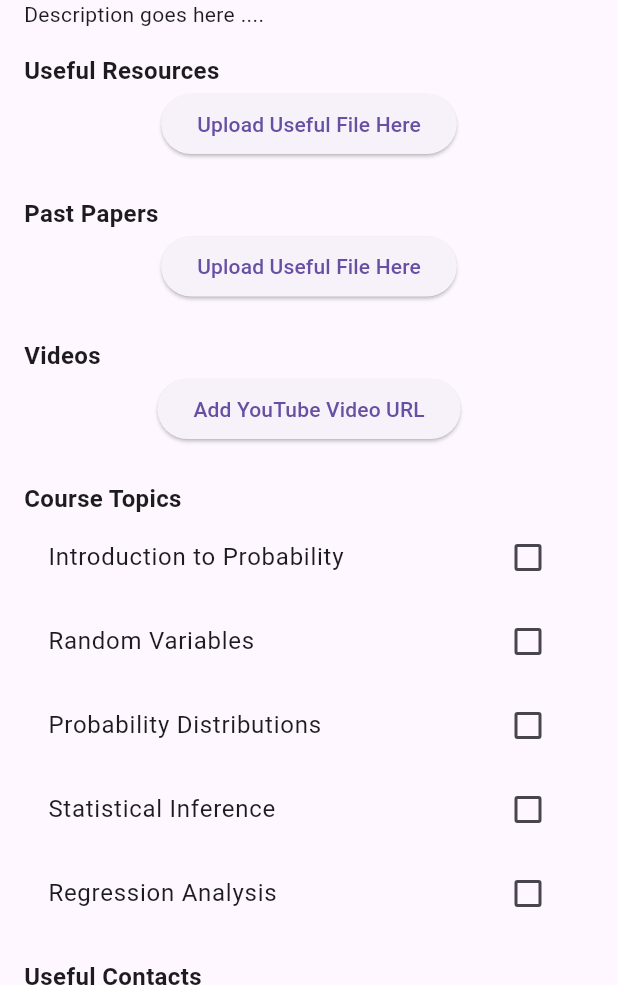
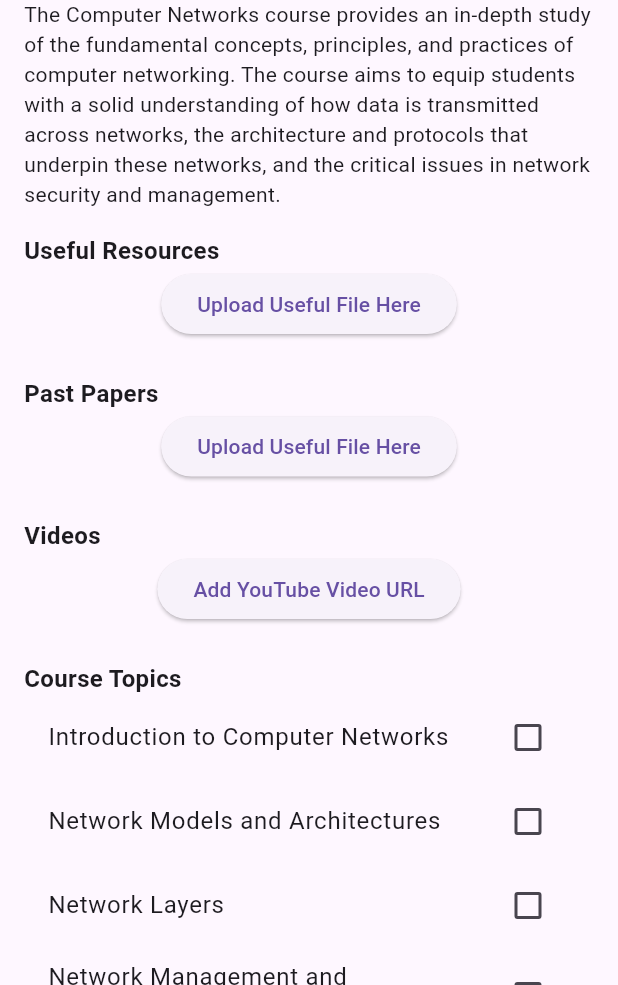
Before and after one commit to MartinWilliamBusinge/virtuallearningapp, a Flutter app: the YearTwoSemesterOnePage screen opened directly, after a tap on "COMPUTER NETWORKS", on a phone screen of 412 x 824 dp, the part 251-1236 px from its top. Run offline on Flutter 3.47's test engine with Material 3 defaults, Android fonts, the phone set to English and light mode, and no system bars; our stand-ins replace cloud_firestore, confetti, dio, file_picker, firebase_auth, firebase_core and 8 more; accounts and stored records are empty.

Commit message:
a few additions

```diff
--- a/lib/course_pages/computer_networks_page.dart
+++ b/lib/course_pages/computer_networks_page.dart
@@ -25,11 +25,11 @@ class _ComputerNetworksPageState
 
   Map<String, bool> topicCompletion = {};
   List<String> topics = [
-    "Introduction to Probability",
-    "Random Variables",
-    "Probability Distributions",
-    "Statistical Inference",
-    "Regression Analysis",
+    "Introduction to Computer Networks",
+    "Network Models and Architectures",
+    "Network Layers",
+    "Network Management and Monitoring",
+    "Emerging Trends in Networking",
   ];
 
   late Future<void> _loadTopicCompletionFuture;
@@ -349,7 +349,7 @@ class _ComputerNetworksPageState
                           TextStyle(fontSize: 16, fontWeight: FontWeight.bold),
                     ),
                     const Text(
-                      'Description goes here ....',
+                      'The Computer Networks course provides an in-depth study of the fundamental concepts, principles, and practices of computer networking. The course aims to equip students with a solid understanding of how data is transmitted across networks, the architecture and protocols that underpin these networks, and the critical issues in network security and management.',
                       style: TextStyle(fontSize: 14),
                     ),
                     const SizedBox(height: 16),
--- a/lib/course_pages/research_methodology_page.dart
+++ b/lib/course_pages/research_methodology_page.dart
@@ -25,11 +25,11 @@ class _ResearchMethodologyPageState
 
   Map<String, bool> topicCompletion = {};
   List<String> topics = [
-    "Introduction to Probability",
-    "Random Variables",
-    "Probability Distributions",
-    "Statistical Inference",
-    "Regression Analysis",
+    "Introduction to Research Methodology",
+    "Research Problem and Hypothesis",
+    "Literature Review",
+    "Research Design",
+    "Data Collection Methods",
   ];
 
   late Future<void> _loadTopicCompletionFuture;
@@ -349,7 +349,7 @@ class _ResearchMethodologyPageState
                           TextStyle(fontSize: 16, fontWeight: FontWeight.bold),
                     ),
                     const Text(
-                      'Description goes here ....',
+                      'The Research Methodology in Computer Science course aims to introduce students to the principles, techniques, and processes involved in conducting scientific research in the field of computer science. The course covers the entire research process, from problem formulation to data analysis, and emphasizes the development of critical thinking and analytical skills necessary for producing high-quality research.',
                       style: TextStyle(fontSize: 14),
                     ),
                     const SizedBox(height: 16),
--- a/lib/pages/year_one_semester_two_page.dart
+++ b/lib/pages/year_one_semester_two_page.dart
@@ -11,15 +11,15 @@ class YearOneSemesterTwoPage extends StatelessWidget {
   Widget build(BuildContext context) {
     return Scaffold(
       appBar: AppBar(
-        title: const Center(child: Text("SEMESTER TWO")),
-        backgroundColor: Colors.blueGrey,
+        title: const Center(child: Text("SEMESTER TWO", style: TextStyle(color: Color.fromARGB(255, 247, 245, 245)))),
+        backgroundColor: Color.fromARGB(255, 159, 47, 173),
       ),
-      backgroundColor: Colors.blueGrey,
+      backgroundColor: const Color.fromARGB(255, 242, 243, 243),
       body: ListView(
         children: [
           ListTile(
-            title: const Text('OPERATING SYSTEMS'),
-            subtitle: const Text('course code: CSC 1102'),
+            title: const Text('OPERATING SYSTEMS', style: TextStyle(color: Colors.red)),
+            subtitle: const Text('course code: CSC 1102', style: TextStyle(color: Color.fromARGB(255, 44, 43, 43))),
             onTap: () {
                Navigator.push(
                 context,
@@ -32,8 +32,8 @@ class YearOneSemesterTwoPage extends StatelessWidget {
             },
           ),
           ListTile(
-            title: const Text('PROBABILITY AND STATISTICS'),
-            subtitle: const Text('course code: CSC 1103'),
+            title: const Text('PROBABILITY AND STATISTICS', style: TextStyle(color: Colors.red)),
+            subtitle: const Text('course code: CSC 1103', style: TextStyle(color: Color.fromARGB(255, 44, 43, 43))),
             onTap: () {
               Navigator.push(
    context,
@@ -46,8 +46,8 @@ class YearOneSemesterTwoPage extends StatelessWidget {
             },
           ),
           ListTile(
-            title: const Text('DATA STRUCTURES AND ALGORITHMS'),
-            subtitle: const Text('course code: CSK 1101'),
+            title: const Text('DATA STRUCTURES AND ALGORITHMS', style: TextStyle(color: Colors.red)),
+            subtitle: const Text('course code: CSK 1101', style: TextStyle(color: Color.fromARGB(255, 44, 43, 43))),
             onTap: () {
               Navigator.push(
                 context,
--- a/lib/pages/year_two_semester_one_page.dart
+++ b/lib/pages/year_two_semester_one_page.dart
@@ -10,15 +10,15 @@ class YearTwoSemesterOnePage extends StatelessWidget {
   Widget build(BuildContext context) {
     return Scaffold(
       appBar: AppBar(
-        title: const Center(child: Text("SEMESTER ONE")),
-        backgroundColor: Colors.blueGrey,
+        title: const Center(child: Text("SEMESTER ONE", style: TextStyle(color: Color.fromARGB(255, 247, 245, 245)))),
+        backgroundColor: Color.fromARGB(255, 159, 47, 173),
       ),
-      backgroundColor: Colors.blueGrey,
+      backgroundColor: const Color.fromARGB(255, 242, 243, 243),
       body: ListView(
         children: [
           ListTile(
-            title: const Text('ARTIFICIAL INTELLIGENCE'),
-            subtitle: const Text('course code: CSC1102'),
+            title: const Text('ARTIFICIAL INTELLIGENCE', style: TextStyle(color: Colors.red)),
+            subtitle: const Text('course code: CSC1102', style: TextStyle(color: Color.fromARGB(255, 44, 43, 43))),
             onTap: () {
               Navigator.push(
                 context,
@@ -31,8 +31,8 @@ class YearTwoSemesterOnePage extends StatelessWidget {
             },
           ),
           ListTile(
-            title: const Text('COMPUTER NETWORKS'),
-            subtitle: const Text('course code: CSC1103'),
+            title: const Text('COMPUTER NETWORKS', style: TextStyle(color: Colors.red)),
+            subtitle: const Text('course code: CSC1103', style: TextStyle(color: Color.fromARGB(255, 44, 43, 43))),
             onTap: () {
               Navigator.push(
                 context,
@@ -45,8 +45,8 @@ class YearTwoSemesterOnePage extends StatelessWidget {
             },
           ),
           ListTile(
-            title: const Text('DISCRETE MATH'),
-            subtitle: const Text('course code: CSK1101'),
+            title: const Text('DISCRETE MATH', style: TextStyle(color: Colors.red)),
+            subtitle: const Text('course code: CSK1101', style: TextStyle(color: Color.fromARGB(255, 44, 43, 43))),
             onTap: () {
               Navigator.push(
                 context,
```
Also changed, not shown: lib/components/drawer.dart (+7 -6 lines), lib/components/settings.dart (+10 -10 lines), lib/pages/home_page.dart (+6 -6 lines), lib/pages/year_one_semester_one_page.dart (+9 -9 lines), lib/pages/year_two_semester_two_page.dart (+9 -9 lines).
